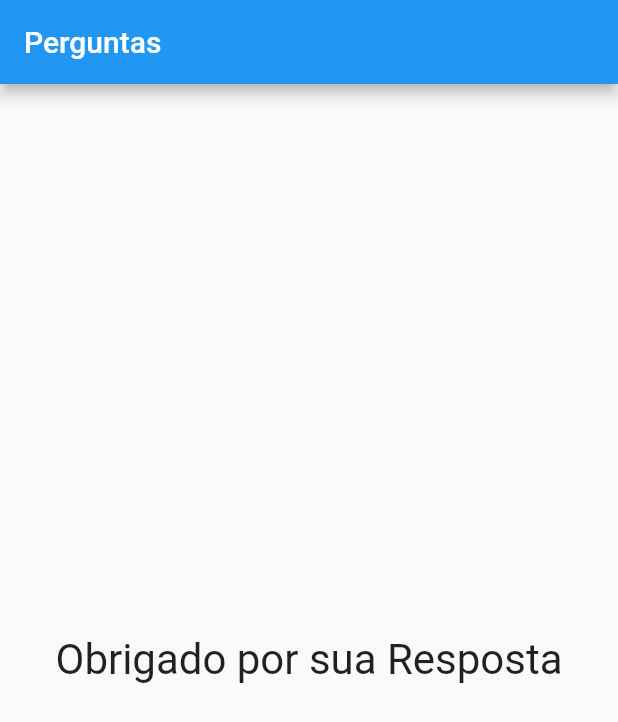
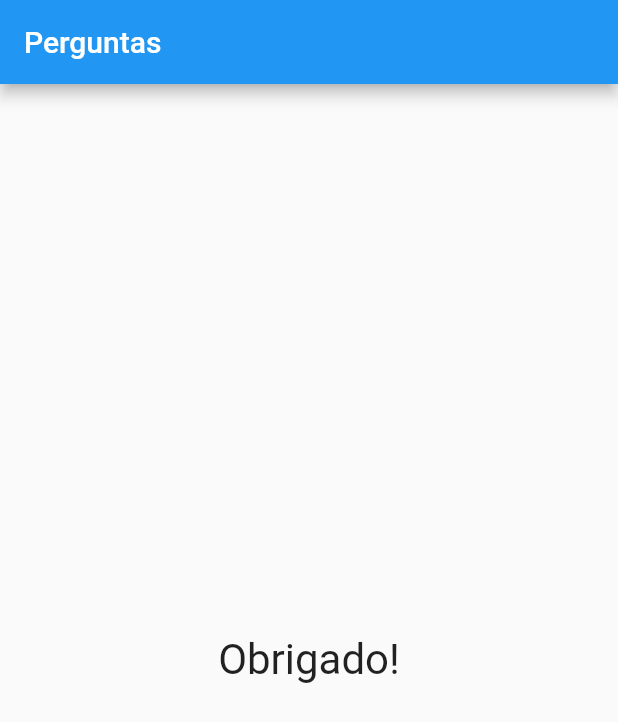
Before and after one commit to eugustavokeller/DevMobile, a Flutter app: the screen it shows after launch, after a tap on "Preto", after a tap on "Cobra", after a tap on "Leo", on a phone screen of 412 x 824 dp. Shown: the top 722 px of the screen. Run offline on Flutter 3.47's test engine with Material 2 defaults, Android fonts, the phone set to English and light mode, and no system bars.

Commit message:
App funcionando com Obrigado
App funcionando com Obrigado no final.

```diff
--- a/curso_flutter/projeto_perguntas/lib/main.dart
+++ b/curso_flutter/projeto_perguntas/lib/main.dart
@@ -1,9 +1,7 @@
-// ignore_for_file: prefer_const_constructors, deprecated_member_use
+import 'package:flutter/material.dart';
+import './resultado.dart';
+import './questionario.dart';
 
-import 'package:flutter/material.dart';
-import './questao.dart';
-import './resposta.dart';
-import './resultado.dart';
 main() => runApp(PerguntaApp());
 
 class _PerguntaAppState extends State<PerguntaApp> {
@@ -37,21 +35,16 @@ class _PerguntaAppState extends State<PerguntaApp> {
 
   @override
   Widget build(BuildContext context) {
-    List<String> respostas = temPerguntaSelecionada
-        ? _perguntas[_perguntaSelecionada].cast()['respostas']
-        : [];
-
     return MaterialApp(
       home: Scaffold(
         appBar: AppBar(
           title: Text('Perguntas'),
         ),
         body: temPerguntaSelecionada
-            ? Column(
-                children: <Widget>[
-                  Questao(_perguntas[_perguntaSelecionada].cast()['texto']),
-                  ...respostas.map((t) => Resposta(t, _responder)).toList(),
-                ],
+            ? Questionario(
+                perguntas: _perguntas,
+                perguntaSelecionada: _perguntaSelecionada,
+                quandoResponder: _responder,
               )
             : Resultado(),
       ),
--- a/curso_flutter/projeto_perguntas/lib/questionario.dart
+++ b/curso_flutter/projeto_perguntas/lib/questionario.dart
@@ -1,15 +1,32 @@
-import 'package:flutter/src/foundation/key.dart';
-import 'package:flutter/src/widgets/framework.dart';
 import 'package:flutter/material.dart';
-
+import './questao.dart';
+import './resposta.dart';
 
 class Questionario extends StatelessWidget {
+  final List<Map<String, Object>> perguntas;
+  final int perguntaSelecionada;
+  final void Function() quandoResponder;
+
+  Questionario({
+    required this.perguntas,
+    required this.perguntaSelecionada,
+    required this.quandoResponder,
+  });
+
+  bool get temPerguntaSelecionada {
+    return perguntaSelecionada < perguntas.length;
+  }
+
   @override
   Widget build(BuildContext context) {
+    List<String> respostas = temPerguntaSelecionada
+        ? perguntas[perguntaSelecionada].cast()['respostas']
+        : null;
+
     return Column(
       children: <Widget>[
-        Questao(_perguntas[_perguntaSelecionada].cast()['texto']),
-        ...respostas.map((t) => Resposta(t, _responder)).toList(),
+        Questao(perguntas[perguntaSelecionada].cast()['texto']),
+        ...respostas.map((t) => Resposta(t, quandoResponder)).toList(),
       ],
     );
   }
--- a/curso_flutter/projeto_perguntas/lib/resposta.dart
+++ b/curso_flutter/projeto_perguntas/lib/resposta.dart
@@ -1,19 +1,23 @@
-import 'package:flutter/widgets.dart';
+// ignore_for_file: deprecated_member_use
+
 import 'package:flutter/material.dart';
 
 class Resposta extends StatelessWidget {
   final String resposta;
   final void Function() quandoSelecionado;
 
+
   Resposta(this.resposta, this.quandoSelecionado);
 
   @override
   Widget build(BuildContext context) {
+    // ignore: sized_box_for_whitespace
     return Container(
       width: double.infinity,
       child: RaisedButton(
         textColor: Colors.white,
         color: Colors.blue,
+        // ignore: sort_child_properties_last
         child: Text(resposta),
         onPressed: quandoSelecionado,
       ),
--- a/curso_flutter/projeto_perguntas/lib/resultado.dart
+++ b/curso_flutter/projeto_perguntas/lib/resultado.dart
@@ -6,7 +6,7 @@ class Resultado extends StatelessWidget {
   Widget build(BuildContext context) {
     return Center(
       child: Text(
-        'Obrigado por sua Resposta',
+        'Obrigado!',
         style: TextStyle(fontSize: 28),
       ),
     );
```
